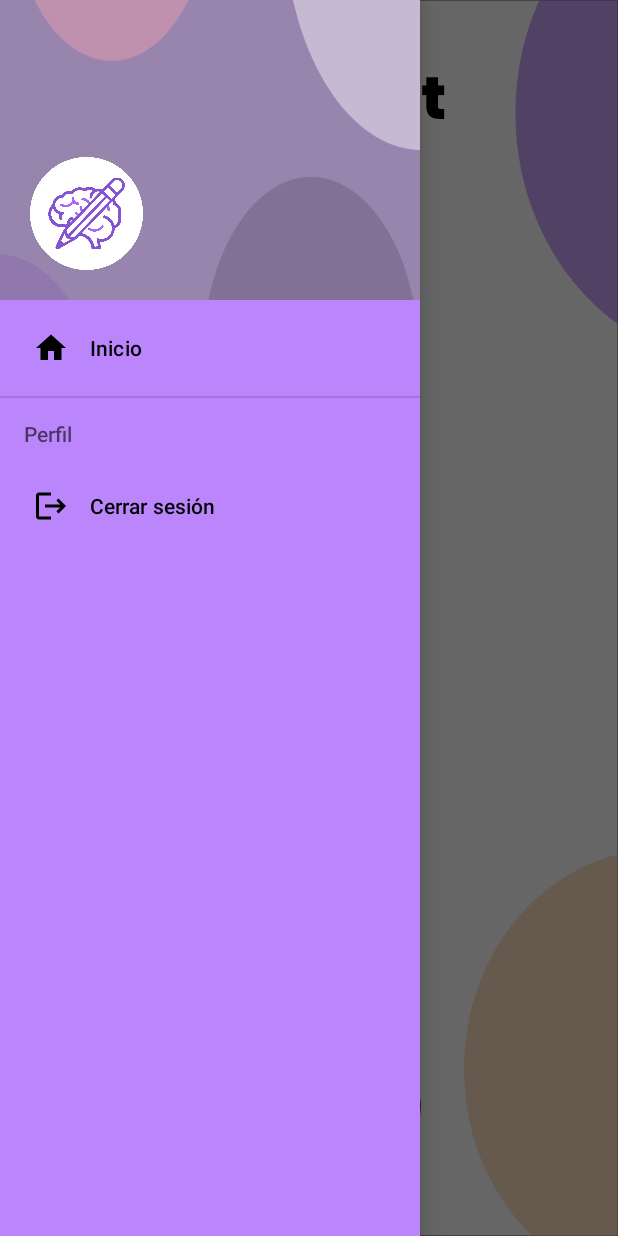
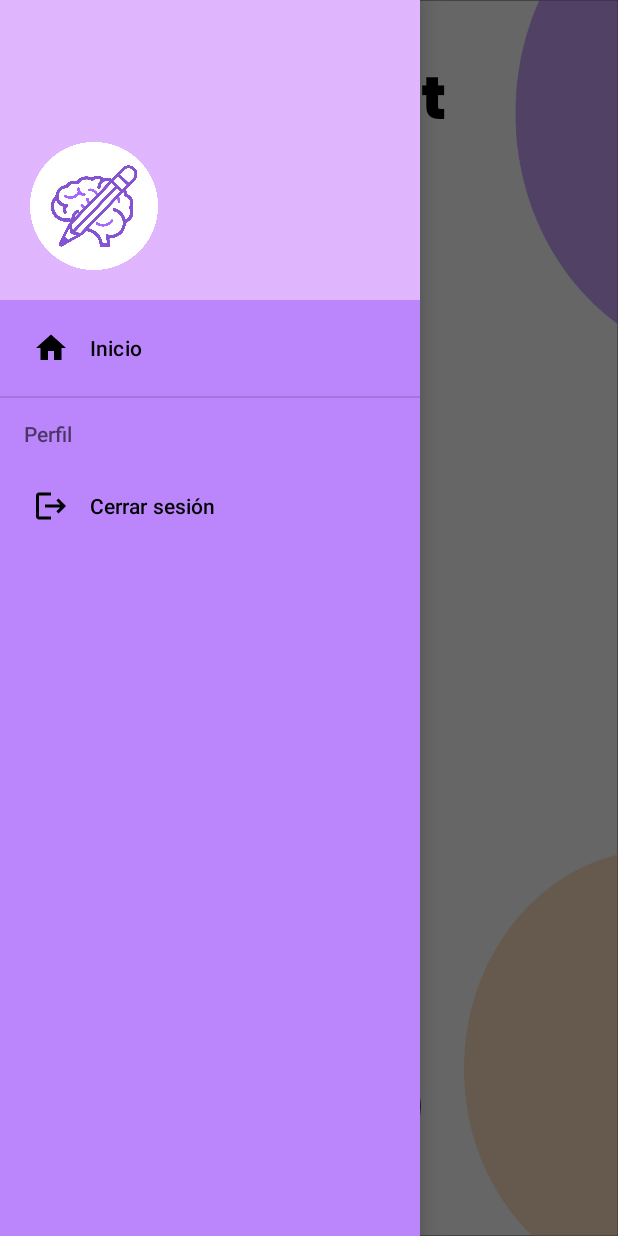
Before and after one commit to matiasalt/BrainList33, an Android app: the MainMenu screen opened directly, with no data from a screen before it, with the side drawer open, on a phone screen of 412 x 824 dp. Run offline under Robolectric (Android 15) with nearby library versions, the phone set to English and light mode, and no system bars; our stand-ins replace Firebase (no records; nobody signed in at launch, a user with empty details on screens opened directly).

Commit message:
7/5/24 Registro

```diff
--- a/app/src/main/res/layout/header.xml
+++ b/app/src/main/res/layout/header.xml
@@ -10,8 +10,8 @@
 
     <ImageView
 
-        android:layout_width="75dp"
-        android:layout_height="75dp"
+        android:layout_width="85dp"
+        android:layout_height="85dp"
         android:src="@drawable/brain_list_icon"/>
 
 </LinearLayout>
```
Also changed, not shown: app/src/main/res/drawable/brain_list_icon.png, app/src/main/res/drawable/desplegable.png.
